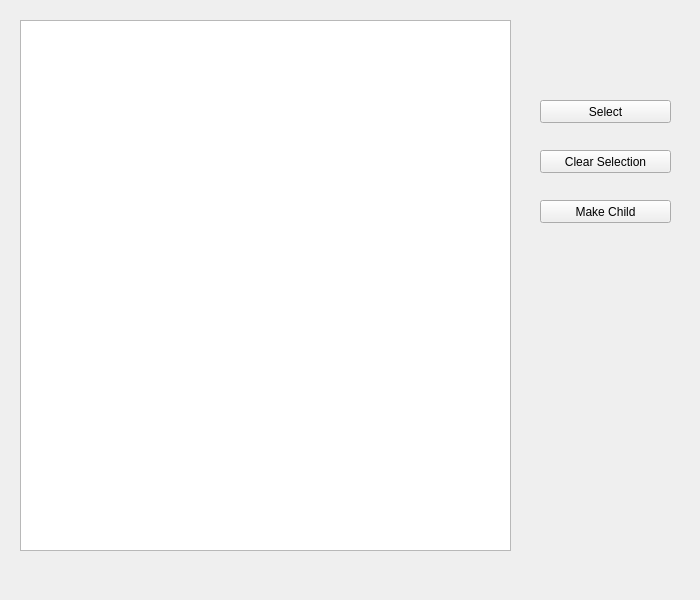
Before: the Qt Designer form src/client/tree_test.ui in ccp4/DUI2, drawn with Qt 5.
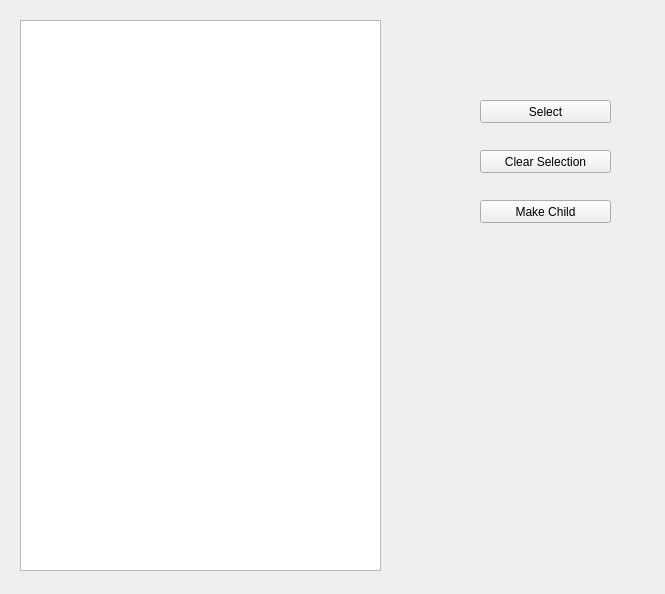
After: the same form once the commit is applied.

Commit message: drawing some lines in UI tets code

The edit to the form file:
```diff
--- a/src/client/tree_test.ui
+++ b/src/client/tree_test.ui
@@ -6,8 +6,8 @@
    <rect>
     <x>0</x>
     <y>0</y>
-    <width>700</width>
-    <height>600</height>
+    <width>665</width>
+    <height>594</height>
    </rect>
   </property>
   <property name="windowTitle">
@@ -19,15 +19,15 @@
      <rect>
       <x>20</x>
       <y>20</y>
-      <width>491</width>
-      <height>531</height>
+      <width>361</width>
+      <height>551</height>
      </rect>
     </property>
    </widget>
    <widget class="QPushButton" name="ButtonSelect">
     <property name="geometry">
      <rect>
-      <x>540</x>
+      <x>480</x>
       <y>100</y>
       <width>131</width>
       <height>23</height>
@@ -40,7 +40,7 @@
    <widget class="QPushButton" name="ButtonMkChild">
     <property name="geometry">
      <rect>
-      <x>540</x>
+      <x>480</x>
       <y>200</y>
       <width>131</width>
       <height>23</height>
@@ -53,7 +53,7 @@
    <widget class="QPushButton" name="ButtonClear">
     <property name="geometry">
      <rect>
-      <x>540</x>
+      <x>480</x>
       <y>150</y>
       <width>131</width>
       <height>23</height>
```
The commit also changes 1 other file.
